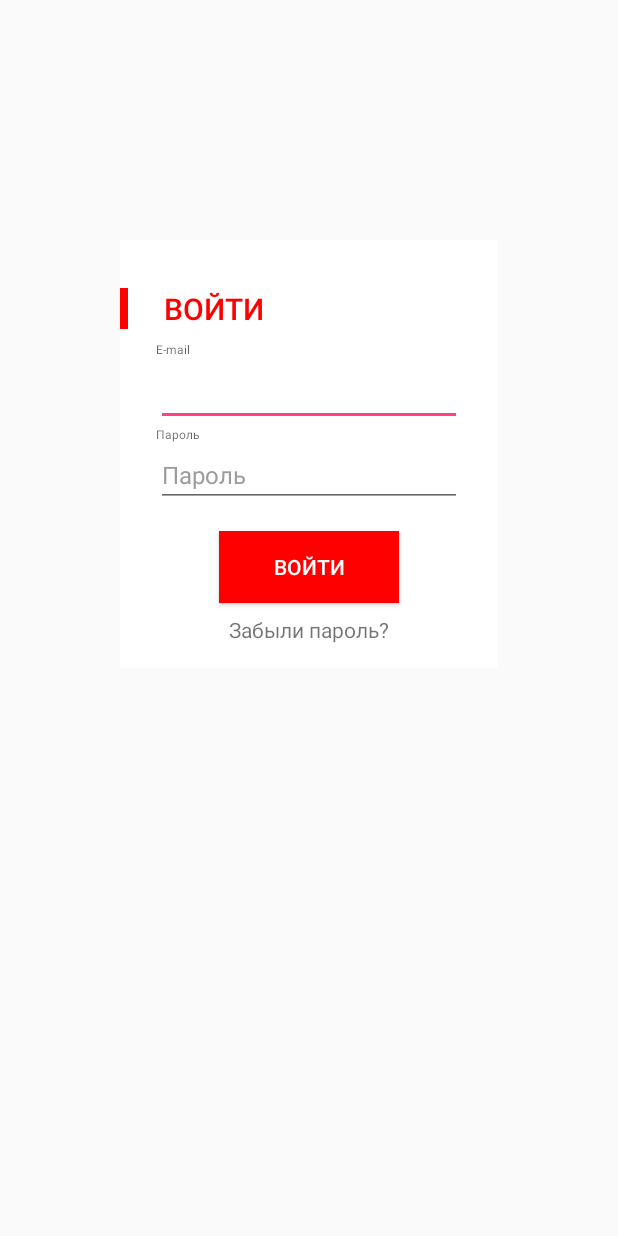
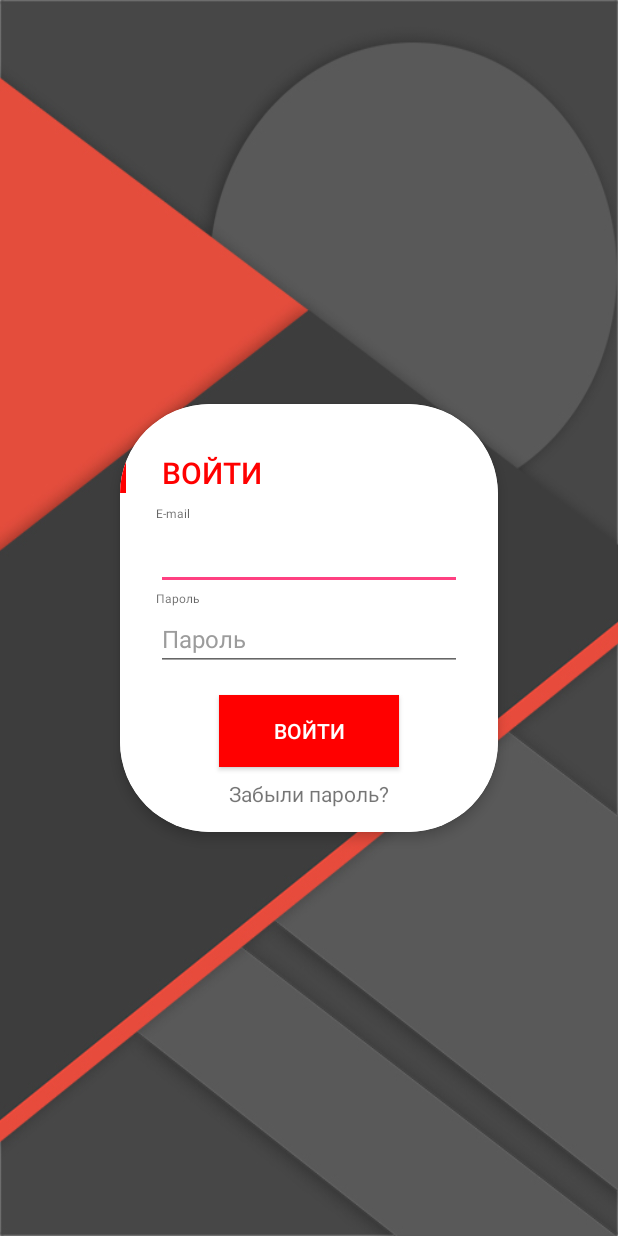
Before and after one commit to hellmojo/DevIntensive, an Android app: the layout login_screen.xml on its own in the app's theme, with its tools: preview values and no code run, on a phone screen of 412 x 824 dp. Run offline under Robolectric (Android 15) with nearby library versions, the phone set to English and light mode, and no system bars.

Commit message:
minor fixes login screen add butterknife lib

```diff
--- a/app/src/main/AndroidManifest.xml
+++ b/app/src/main/AndroidManifest.xml
@@ -3,6 +3,9 @@
           package="com.softdesign.devintensive">
     <uses-permission android:name="android.permission.CAMERA"/>
     <uses-permission android:name="android.permission.WRITE_EXTERNAL_STORAGE"/>
+    <uses-permission android:name="android.permission.READ_EXTERNAL_STORAGE" />
+    <uses-permission android:name="android.permission.CALL_PHONE" />
+    <uses-permission android:name="android.permission.INTERNET" />
     <uses-feature android:name="android.hardware.camera2" />
     <uses-feature android:name="android.hardware.camera2" />
 
@@ -16,9 +19,7 @@
         <activity android:name=".ui.activities.MainActivity">
             <intent-filter>
                 <action android:name="android.intent.action.MAIN"/>
-                <action android:name="android.intent.action.SEND"/>
                 <category android:name="android.intent.category.LAUNCHER"/>
-                <category android:name="android.intent.category.DEFAULT"/>
             </intent-filter>
         </activity><!-- ATTENTION: This was auto-generated to add Google Play services to your project for
      App Indexing.  See https://g.co/AppIndexing/AndroidStudio for more information. -->
--- a/app/src/main/java/com/softdesign/devintensive/utils/ConstantManager.java
+++ b/app/src/main/java/com/softdesign/devintensive/utils/ConstantManager.java
@@ -21,5 +21,5 @@ public interface ConstantManager {
 
     int PERMITION_REQUEST_SETTINGS_CODE = 101;
     int CAMERA_REQUEST_PERMISSION_CODE = 102;
-
+    int CALL_REQUEST_PERMISSION_CODE = 103;
 }
--- a/app/src/main/res/layout/login_screen.xml
+++ b/app/src/main/res/layout/login_screen.xml
@@ -1,18 +1,26 @@
 <?xml version="1.0" encoding="utf-8"?>
-<RelativeLayout xmlns:android="http://schemas.android.com/apk/res/android"
-    android:orientation="vertical"
+
+<FrameLayout xmlns:android="http://schemas.android.com/apk/res/android"
     android:layout_width="match_parent"
-    android:layout_height="match_parent">
-    <ImageView
-        android:layout_width="match_parent"
-        android:layout_height="match_parent"
-        />
+    android:layout_height="match_parent"
+    android:background="@drawable/login_bg">
+
+<android.support.v7.widget.CardView
+    xmlns:card_view="http://schemas.android.com/apk/res-auto"
+    android:layout_height="wrap_content"
+    android:layout_width="match_parent"
+    android:id="@+id/cardView"
+    card_view:cardCornerRadius="60dp"
+    card_view:cardBackgroundColor="@color/white"
+    card_view:cardElevation="5dp"
+    android:layout_gravity="center"
+    android:layout_marginLeft="@dimen/size_large_80"
+    android:layout_marginRight="@dimen/size_large_80">
+
     <LinearLayout
         android:layout_width="match_parent"
         android:layout_height="wrap_content"
-        android:layout_marginTop="160dp"
-        android:layout_marginLeft="@dimen/size_large_80"
-        android:layout_marginRight="@dimen/size_large_80"
+
         android:orientation="vertical"
         android:background="@color/white">
         <LinearLayout
@@ -21,7 +29,7 @@
             android:orientation="horizontal"
             android:paddingTop="@dimen/size_medium_32">
         <LinearLayout
-            android:layout_width="5dp"
+            android:layout_width="4dp"
             android:layout_height="match_parent"
             android:orientation="vertical"
             android:background="@color/red">
@@ -88,5 +96,6 @@
             android:layout_marginTop="@dimen/size_small_8"
             android:layout_marginBottom="@dimen/size_small_16"/>
     </LinearLayout>
+</android.support.v7.widget.CardView>
 
-</RelativeLayout>
+</FrameLayout>
```
Also changed, not shown: app/src/main/java/com/softdesign/devintensive/ui/activities/MainActivity.java (+67 -14 lines), app/src/main/res/drawable-hdpi/login_bg.jpg (added), app/src/main/res/drawable-hdpi/nav_header_bg.jpg (added), app/src/main/res/drawable-hdpi/user_bg.jpg (added), app/src/main/res/drawable-mdpi/login_bg.jpg (added), app/src/main/res/drawable-mdpi/nav_header_bg.jpg (added), app/src/main/res/drawable-mdpi/user_bg.jpg (added), app/src/main/res/drawable-xhdpi/login_bg.jpg (added), app/src/main/res/drawable-xhdpi/nav_header_bg.jpg (added), app/src/main/res/drawable-xhdpi/user_bg.jpg (added), app/src/main/res/drawable-xxhdpi/login_bg.jpg (added), app/src/main/res/drawable-xxhdpi/nav_header_bg.jpg (added), app/src/main/res/drawable-xxhdpi/user_bg.jpg (added), app/src/main/res/drawable-xxxhdpi/login_bg.jpg (added), 2 more files.
